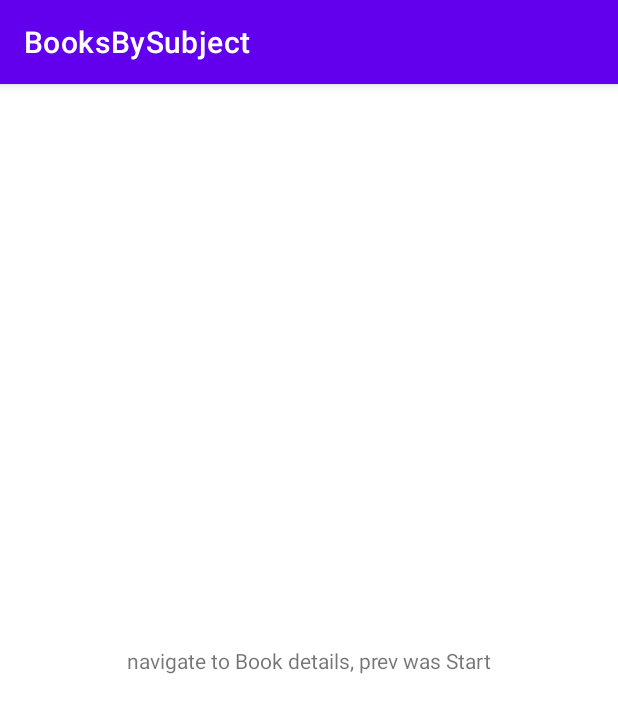
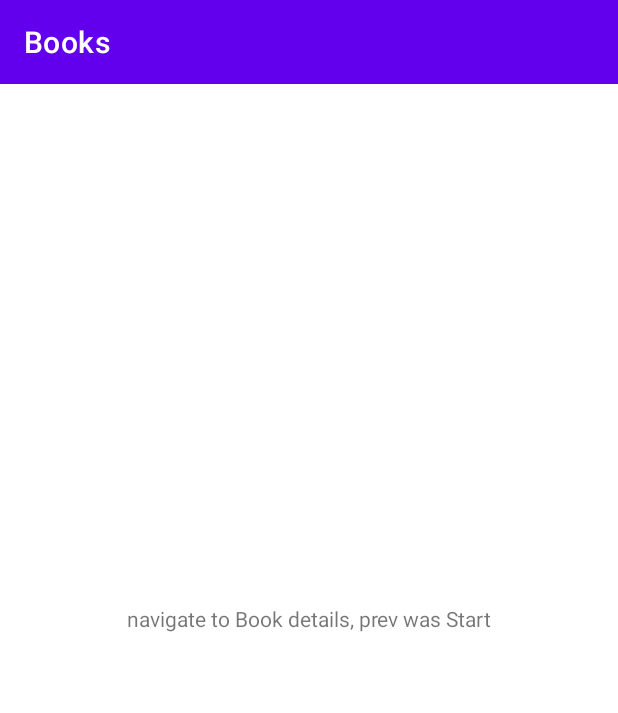
Before and after one commit to mzsb/BooksBySubject, an Android app: the screen it shows after launch (MainActivity), on a phone screen of 412 x 824 dp. Shown: the top 713 px of the screen. Run offline under Robolectric (Android 15) with nearby library versions, the phone set to English and light mode, and no system bars.

Commit message:
Toolbar added

```diff
--- a/app/src/main/res/layout/fragment_books.xml
+++ b/app/src/main/res/layout/fragment_books.xml
@@ -7,6 +7,18 @@
     android:layout_height="match_parent"
     android:fitsSystemWindows="true"
     tools:context=".MainActivity">
+
+    <androidx.appcompat.widget.Toolbar
+        android:id="@+id/toolbar"
+        android:layout_width="match_parent"
+        android:layout_height="wrap_content"
+        android:background="?attr/colorPrimary"
+        android:minHeight="?attr/actionBarSize"
+        android:theme="?attr/actionBarTheme"
+        app:title="Books"
+        app:titleTextColor="@color/white"
+        app:layout_constraintEnd_toEndOf="parent"
+        app:layout_constraintTop_toTopOf="parent" />
 
     <TextView
         android:id="@+id/tv_toBookDetails"
--- a/app/src/main/res/values-night/themes.xml
+++ b/app/src/main/res/values-night/themes.xml
@@ -1,6 +1,6 @@
 <resources xmlns:tools="http://schemas.android.com/tools">
     <!-- Base application theme. -->
-    <style name="Theme.BooksBySubject" parent="Theme.MaterialComponents.DayNight.DarkActionBar">
+    <style name="Theme.BooksBySubject" parent="Theme.MaterialComponents.DayNight.NoActionBar">
         <!-- Primary brand color. -->
         <item name="colorPrimary">@color/purple_200</item>
         <item name="colorPrimaryVariant">@color/purple_700</item>
@@ -13,4 +13,5 @@
         <item name="android:statusBarColor" tools:targetApi="l">?attr/colorPrimaryVariant</item>
         <!-- Customize your theme here. -->
     </style>
+
 </resources>
--- a/app/src/main/res/values/themes.xml
+++ b/app/src/main/res/values/themes.xml
@@ -1,6 +1,6 @@
 <resources xmlns:tools="http://schemas.android.com/tools">
     <!-- Base application theme. -->
-    <style name="Theme.BooksBySubject" parent="Theme.MaterialComponents.DayNight.DarkActionBar">
+    <style name="Theme.BooksBySubject" parent="Theme.MaterialComponents.DayNight.NoActionBar">
         <!-- Primary brand color. -->
         <item name="colorPrimary">@color/purple_500</item>
         <item name="colorPrimaryVariant">@color/purple_700</item>
@@ -13,4 +13,5 @@
         <item name="android:statusBarColor" tools:targetApi="l">?attr/colorPrimaryVariant</item>
         <!-- Customize your theme here. -->
     </style>
+
 </resources>
```
Also changed, not shown: app/src/main/res/layout/fragment_about.xml (+12 -0 lines), app/src/main/res/layout/fragment_book_details.xml (+12 -0 lines).
